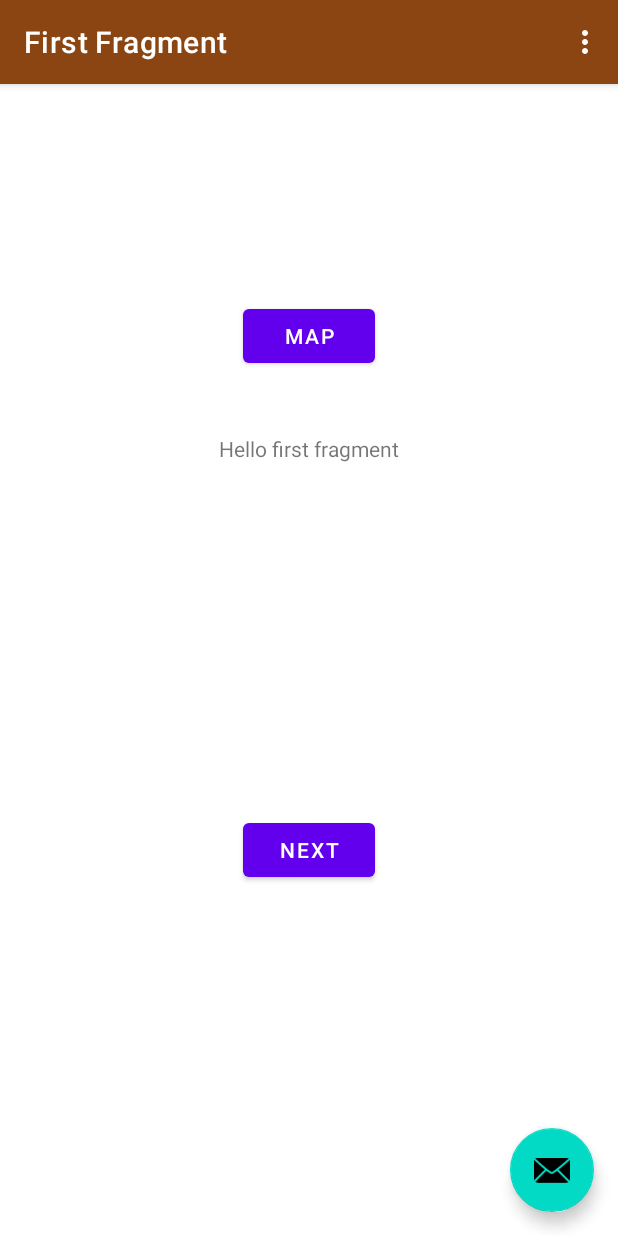
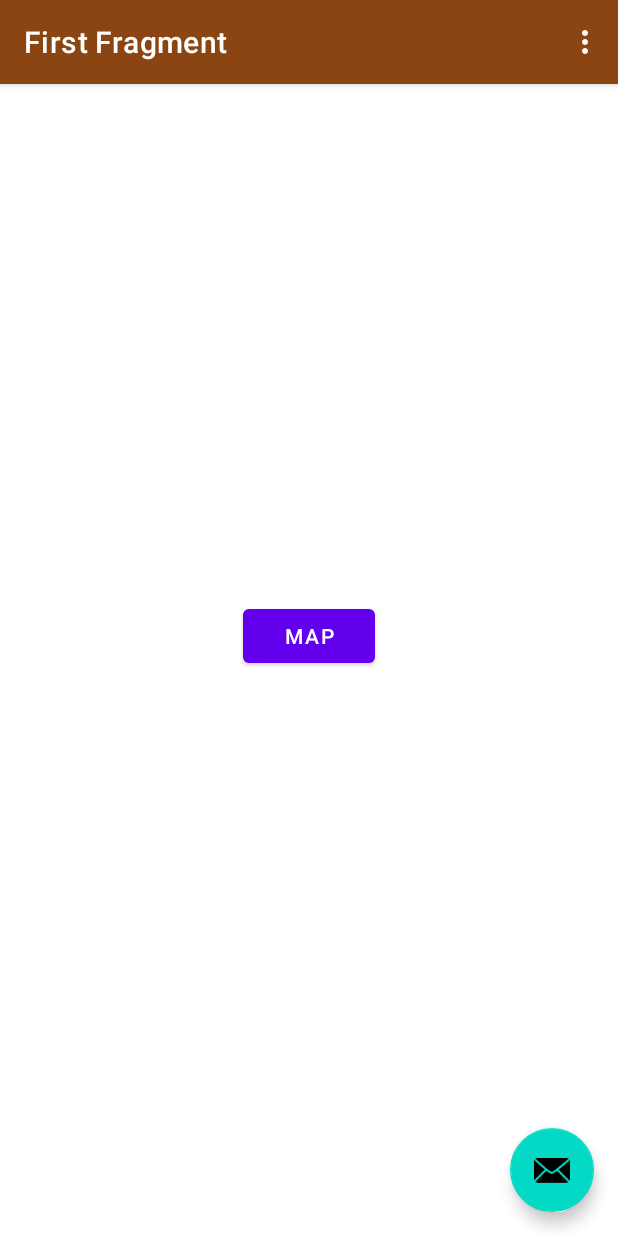
Before and after one commit to isaacxyz/OctopathMapper, an Android app: the screen it shows after launch (MainActivity), on a phone screen of 412 x 824 dp. Run offline under Robolectric (Android 15) with nearby library versions, the phone set to English and light mode, and no system bars; our stand-ins replace navigation-ui.

Commit message:
removed template buttons from first fragment

```diff
--- a/app/src/main/java/com/project/octopathmapper/FirstFragment.java
+++ b/app/src/main/java/com/project/octopathmapper/FirstFragment.java
@@ -25,8 +25,9 @@ public class FirstFragment extends Fragment {
         return binding.getRoot();
 
     }
+//-------------This block is disabled because the button is currently not necessary--------------\\
 
-    public void onViewCreated(@NonNull View view, Bundle savedInstanceState) {
+    /*public void onViewCreated(@NonNull View view, Bundle savedInstanceState) {
         super.onViewCreated(view, savedInstanceState);
 
         binding.buttonFirst.setOnClickListener(new View.OnClickListener() {
@@ -36,12 +37,15 @@ public class FirstFragment extends Fragment {
                         .navigate(R.id.action_FirstFragment_to_SecondFragment);
             }
         });
-    }
+    }*/
+
+
+
 
     @Override
     public void onDestroyView() {
         super.onDestroyView();
-        binding = null;
+//        binding = null;
     }
 
 }
--- a/app/src/main/java/com/project/octopathmapper/SecondFragment.java
+++ b/app/src/main/java/com/project/octopathmapper/SecondFragment.java
@@ -10,6 +10,8 @@ import androidx.fragment.app.Fragment;
 import androidx.navigation.fragment.NavHostFragment;
 
 import com.project.octopathmapper.databinding.FragmentSecondBinding;
+
+//Note, This fragment is unused and inaccessible. Not currently necessary to achieve the desired functionality.
 
 public class SecondFragment extends Fragment {
 
--- a/app/src/main/res/layout/activity_main.xml
+++ b/app/src/main/res/layout/activity_main.xml
@@ -6,13 +6,13 @@
     android:layout_height="match_parent"
     tools:context=".MainActivity">
 
-    <Button
-        android:id="@+id/button"
-        android:layout_width="wrap_content"
-        android:layout_height="wrap_content"
-        android:layout_gravity="center_horizontal"
-        android:layout_marginTop="200dp"
-        android:text="@string/map" />
+<!--    <Button-->
+<!--        android:id="@+id/button"-->
+<!--        android:layout_width="wrap_content"-->
+<!--        android:layout_height="wrap_content"-->
+<!--        android:layout_gravity="center_horizontal"-->
+<!--        android:layout_marginTop="200dp"-->
+<!--        android:text="@string/map" />-->
 
     <com.google.android.material.appbar.AppBarLayout
         android:id="@+id/appBarLayout"
@@ -29,6 +29,14 @@
 
     </com.google.android.material.appbar.AppBarLayout>
 
+    <Button
+        android:id="@+id/button"
+        android:layout_width="wrap_content"
+        android:layout_height="wrap_content"
+        android:layout_gravity="center_horizontal"
+        android:layout_marginTop="400dp"
+        android:text="@string/map" />
+
     <include layout="@layout/content_main" />
 
     <com.google.android.material.floatingactionbutton.FloatingActionButton
--- a/app/src/main/res/layout/fragment_first.xml
+++ b/app/src/main/res/layout/fragment_first.xml
@@ -6,7 +6,8 @@
     android:layout_height="match_parent"
     tools:context=".FirstFragment">
 
-    <TextView
+    <!-- This TextView is a default that came with the template, not necessary for functionality. Keeping for testing purposes-->
+     <!-- <TextView
         android:id="@+id/textview_first"
         android:layout_width="wrap_content"
         android:layout_height="wrap_content"
@@ -14,15 +15,18 @@
         app:layout_constraintBottom_toTopOf="@id/button_first"
         app:layout_constraintEnd_toEndOf="parent"
         app:layout_constraintStart_toStartOf="parent"
-        app:layout_constraintTop_toTopOf="parent" />
+        app:layout_constraintTop_toTopOf="parent" /> -->
 
-    <Button
+    <!-- This button is a default that came with the template, not necessary for functionality. Keeping for testing purposes -->
+    <!-- <Button
         android:id="@+id/button_first"
         android:layout_width="wrap_content"
         android:layout_height="wrap_content"
         android:text="@string/next"
         app:layout_constraintBottom_toBottomOf="parent"
         app:layout_constraintEnd_toEndOf="parent"
-        app:layout_constraintStart_toStartOf="parent"
-        app:layout_constraintTop_toBottomOf="@id/textview_first" />
+        app:layout_constraintStart_toStartOf="parent" /> -->
+
 </androidx.constraintlayout.widget.ConstraintLayout>
+
+<!--app:layout_constraintTop_toBottomOf="@id/textview_first"-->
```
